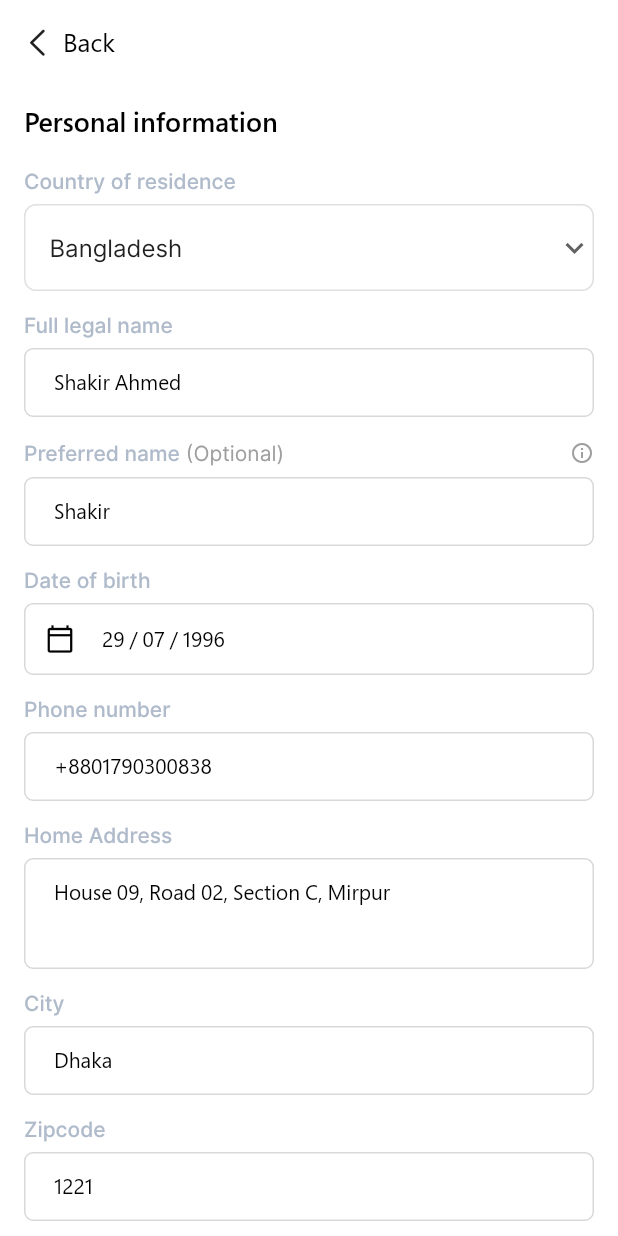
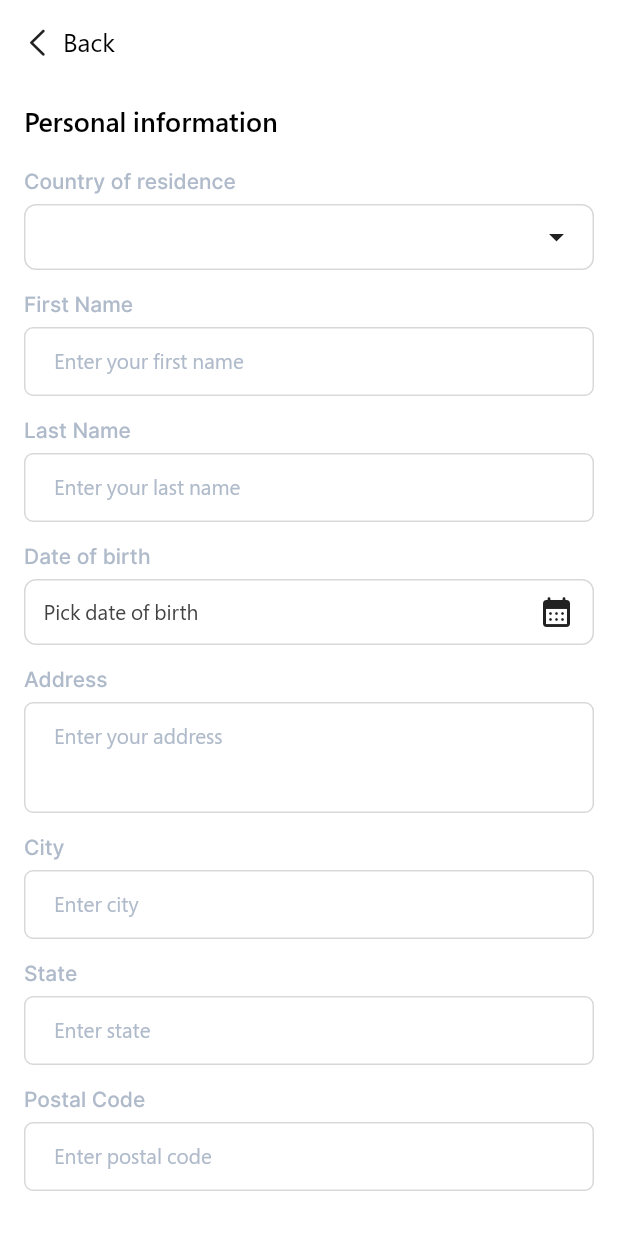
Before and after one commit to amitbiswas1992/onchain-amex, a Flutter app: the PersonalDetailsScreen screen opened directly with empty values, after a tap on "Personal Information", on a phone screen of 412 x 824 dp. Run offline on Flutter 3.47's test engine with Material 3 defaults, Android fonts, the phone set to English and light mode, and no system bars; our stand-ins replace connectivity_plus, country_code_picker, country_picker, dio, file_picker, flutter_riverpod and 7 more; missing offline and left inert: clipboard, mobile_scanner, phone_numbers_parser, reown_appkit; accounts and stored records are empty; project files that could hold a hidden picture were left out.

Commit message:
feat: update profile information api and functionality completed

```diff
--- /dev/null
+++ b/lib/core/widgets/app_picker_button.dart
@@ -0,0 +1,61 @@
+import 'package:flutter/material.dart';
+
+import '../resources/app_colors.dart';
+import '../resources/app_values.dart';
+import '../utils/sizebox_util.dart';
+import 'texts/text_styles.dart';
+
+class AppPickerButton extends StatelessWidget {
+  final double? borderRadius;
+  final Color? backgroundColor;
+  final Function() onTap;
+  final String? value;
+  final String? hint;
+  final Widget? icon;
+  final EdgeInsets? padding;
+  final double? height;
+  final BoxDecoration? decoration;
+
+  const AppPickerButton({
+    super.key,
+    required this.onTap,
+    this.borderRadius,
+    this.backgroundColor,
+    this.value,
+    this.hint,
+    this.icon, this.padding, this.height, this.decoration,
+  });
+
+  @override
+  Widget build(BuildContext context) {
+    return InkWell(
+      onTap: onTap,
+      child: Container(
+        // height: height ?? AppValues.defaultInputBoxHeight,
+        decoration: decoration ?? BoxDecoration(
+          // color: backgroundColor ?? Colors.white,
+          color: Theme.of(context).colorScheme.surface,
+          borderRadius: BorderRadius.circular(borderRadius ?? 8),
+          border: Border.all(color: AppColors.borderColor),
+        ),
+        padding: padding ?? const EdgeInsets.symmetric(
+          horizontal: 12,
+          vertical: 9,
+        ),
+        alignment: Alignment.centerLeft,
+        child: Row(
+          children: [
+            Expanded(
+              child: Text(
+                value ?? hint ?? 'Pick',
+                style: s14W400(context),
+              ),
+            ),
+            const HorizontalSpace(8),
+            icon ?? const SizedBox(),
+          ],
+        ),
+      ),
+    );
+  }
+}
--- a/lib/infrastructure/navigation/app_nav.dart
+++ b/lib/infrastructure/navigation/app_nav.dart
@@ -111,7 +111,7 @@ class AppNav {
     GoRoute(
       path: RtNm.personalInformationScreen,
       pageBuilder: (context, state) => fadeTransitionPageBuilder(
-        const PersonalInformationScreen(),
+        PersonalInformationScreen(profile: state.extra as Profile),
         state,
       ),
     ),
--- a/lib/modules/more/business/repository/profile_repo_interface.dart
+++ b/lib/modules/more/business/repository/profile_repo_interface.dart
@@ -3,4 +3,5 @@ import '../../data/models/profile.dart';
 
 abstract interface class ProfileRepoInterface {
   Future<Result<Profile?>> getProfile();
+  Future<Result> updateProfile({required Map<String, dynamic> payload});
 }
--- /dev/null
+++ b/lib/modules/more/presentation/controllers/profile_controller.dart
@@ -0,0 +1,79 @@
+import 'package:country_picker/country_picker.dart';
+import 'package:flutter/widgets.dart';
+import 'package:flutter_riverpod/flutter_riverpod.dart';
+
+import '../../../../core/widgets/dialogs.dart';
+import '../../../../infrastructure/navigation/app_nav.dart';
+import '../../../../infrastructure/network/result.dart';
+import '../../business/repository/profile_repo_interface.dart';
+import '../../data/models/profile.dart';
+import '../providers/more_providers.dart';
+
+class ProfileController {
+  final BuildContext context;
+  final WidgetRef ref;
+  final ProfileRepoInterface profileRepo;
+
+  const ProfileController({
+    required this.context,
+    required this.ref,
+    required this.profileRepo,
+  });
+
+  Future<void> updateProfile({
+    required Profile profile,
+    required String userName,
+    required String firstName,
+    required String lastName,
+    required String phoneNumber,
+    required DateTime? dateOfBirth,
+    required String address,
+    required String city,
+    required String state,
+    required String postalCode,
+    required Country? country,
+}) async {
+
+    if (profile.country == null && country == null) {
+      showErrorDialog(context: context, message: 'Please select a country');
+      return;
+    }
+
+    if (profile.dateOfBirth == null && dateOfBirth == null) {
+      showErrorDialog(context: context, message: 'Please select a date of birth');
+      return;
+    }
+
+    final payload = {
+      "username": profile.username,
+      "firstName": firstName,
+      "lastName": lastName,
+      "phoneNumber": profile.phoneNumber,
+      "dateOfBirth": dateOfBirth == null ? profile.dateOfBirth : dateOfBirth.toString().split(' ')[0],
+      "address": address,
+      "city": city,
+      "state": state,
+      "postalCode": postalCode,
+      "country": country == null ? profile.country : country.name,
+    };
+
+    showLoadingDialog(context: context, message: 'Updating your profile...');
+    final result = await profileRepo.updateProfile(payload: payload);
+    hideDialog();
+
+    switch (result) {
+      case Ok():
+        ref.invalidate(profileProvider);
+        showSuccessDialog(
+          context: context,
+          message: result.message,
+          dismissible: false,
+          onDone: () {
+            AppNav.goRouter.pop();
+          },
+        );
+      case Error():
+        showErrorDialog(context: context, message: result.toString());
+    }
+  }
+}
--- a/lib/modules/more/presentation/providers/more_providers.dart
+++ b/lib/modules/more/presentation/providers/more_providers.dart
@@ -1,3 +1,4 @@
+import 'package:country_picker/country_picker.dart';
 import 'package:flutter_riverpod/flutter_riverpod.dart';
 
 import '../../../../infrastructure/di/global_providers.dart';
@@ -7,3 +8,7 @@ final profileRepo = Provider.autoDispose((ref) => ProfileRepo(dioService: ref.re
 final profileProvider = FutureProvider.autoDispose((ref) async {
   return await ref.read(profileRepo).getProfile();
 });
+
+final selectedCountryProvider = StateProvider.autoDispose<Country?>((ref) => null);
+
+final pickedDateProvider = StateProvider.autoDispose<DateTime?>((ref) => null);
--- a/lib/modules/more/presentation/screens/personal_details_screen.dart
+++ b/lib/modules/more/presentation/screens/personal_details_screen.dart
@@ -28,7 +28,7 @@ class PersonalDetailsScreen extends ConsumerWidget {
                   title: 'Personal Information',
                   subtitle: 'Manage your personal information',
                   onTap: () {
-                    AppNav.goRouter.push(RtNm.personalInformationScreen);
+                    AppNav.goRouter.push(RtNm.personalInformationScreen, extra: profile);
                   },
                 ),
                 MenuItem(
--- a/lib/modules/more/presentation/screens/personal_information_screen.dart
+++ b/lib/modules/more/presentation/screens/personal_information_screen.dart
@@ -1,3 +1,4 @@
+import 'package:country_picker/country_picker.dart';
 import 'package:flutter/material.dart';
 import 'package:flutter_riverpod/flutter_riverpod.dart';
 
@@ -5,43 +6,60 @@ import '../../../../core/resources/app_colors.dart';
 import '../../../../core/resources/app_values.dart';
 import '../../../../core/utils/functions.dart';
 import '../../../../core/utils/sizebox_util.dart';
+import '../../../../core/widgets/app_picker_button.dart';
 import '../../../../core/widgets/app_text_form_field.dart';
 import '../../../../core/widgets/appbars/primary_app_bar.dart';
 import '../../../../core/widgets/buttons/app_primary_button.dart';
 import '../../../../core/widgets/texts/text_styles.dart';
+import '../../data/models/profile.dart';
+import '../controllers/profile_controller.dart';
+import '../providers/more_providers.dart';
 
 class PersonalInformationScreen extends ConsumerStatefulWidget {
-  const PersonalInformationScreen({super.key});
+  final Profile profile;
+
+  const PersonalInformationScreen({super.key, required this.profile});
 
   @override
   ConsumerState createState() => _PersonalInformationScreenState();
 }
 
-class _PersonalInformationScreenState
-    extends ConsumerState<PersonalInformationScreen> {
+class _PersonalInformationScreenState extends ConsumerState<PersonalInformationScreen> {
   final _formKey = GlobalKey<FormState>();
-  final _fullNameController = TextEditingController(text: 'Shakir Ahmed');
-  final _preferredNameController = TextEditingController(text: 'Shakir');
-  final _dateOfBirthController = TextEditingController(text: '29 / 07 / 1996');
-  final _phoneController = TextEditingController(text: '+8801790300838');
-  final _addressController =
-      TextEditingController(text: 'House 09, Road 02, Section C, Mirpur');
-  final _cityController = TextEditingController(text: 'Dhaka');
-  final _zipcodeController = TextEditingController(text: '1221');
+  late final ProfileController _profileController;
 
-  String _selectedCountry = 'Bangladesh';
-  String _selectedNationality = 'Bangladesh';
+  final firstNameNode = FocusNode();
+  final lastNameNode = FocusNode();
+  final homeAddressNode = FocusNode();
+  final cityNode = FocusNode();
+  final stateNode = FocusNode();
+  final zipCodeNode = FocusNode();
+
+  String firstName = '';
+  String lastName = '';
+  String homeAddress = '';
+  String city = '';
+  String state = '';
+  String zipCode = '';
 
   @override
   void dispose() {
-    _fullNameController.dispose();
-    _preferredNameController.dispose();
-    _dateOfBirthController.dispose();
-    _phoneController.dispose();
-    _addressController.dispose();
-    _cityController.dispose();
-    _zipcodeController.dispose();
+    firstNameNode.dispose();
+    lastNameNode.dispose();
+    homeAddressNode.dispose();
+    cityNode.dispose();
+    stateNode.dispose();
     super.dispose();
+  }
+
+  @override
+  void initState() {
+    _profileController = ProfileController(
+      context: context,
+      ref: ref,
+      profileRepo: ref.read(profileRepo),
+    );
+    super.initState();
   }
 
   @override
@@ -67,88 +85,106 @@ class _PersonalInformationScreenState
                 // Country of residence
                 const FormFieldLabel(label: 'Country of residence'),
                 const VerticalSpace(AppValues.paddingSmall),
-                FormDropdownField(
-                  value: _selectedCountry,
-                  items: const ['Bangladesh', 'India', 'Pakistan', 'Nepal'],
-                  onChanged: (value) {
-                    setState(() {
-                      _selectedCountry = value!;
-                    });
+                Consumer(builder: (context, ref, _) {
+                  final selected = ref.watch(selectedCountryProvider);
+
+                  return AppPickerButton(
+                    hint: 'Country',
+                    value: selected?.name ?? widget.profile.country,
+                    onTap: () async {
+                      showCountryPicker(
+                        context: context,
+                        onSelect: (c) {
+                          ref.read(selectedCountryProvider.notifier).state = c;
+                        },
+                      );
+                    },
+                    icon: const Icon(Icons.arrow_drop_down_sharp),
+                  );
+                }),
+                const VerticalSpace(AppValues.paddingMedium),
+
+                // Full legal name
+                const FormFieldLabel(label: 'First Name'),
+                const VerticalSpace(AppValues.paddingSmall),
+                AppTextFormField(
+                  focusNode: firstNameNode,
+                  hintText: 'Enter your first name',
+                  initialValue: widget.profile.firstName,
+                  validator: (value) {
+                    if (value?.isEmpty ?? true) {
+                      return 'First name is required';
+                    }
+                    return null;
+                  },
+                  onSave: (val) {
+                    firstName = val ?? '';
+                  },
+                  onFieldSubmitted: (val) {
+                    firstNameNode.unfocus();
+                    lastNameNode.requestFocus();
                   },
                 ),
                 const VerticalSpace(AppValues.paddingMedium),
-
-                // Full legal name
-                const FormFieldLabel(label: 'Full legal name'),
+                const FormFieldLabel(label: 'Last Name'),
                 const VerticalSpace(AppValues.paddingSmall),
                 AppTextFormField(
-                  controller: _fullNameController,
-                  hintText: 'Enter your full legal name',
+                  focusNode: lastNameNode,
+                  hintText: 'Enter your last name',
+                  initialValue: widget.profile.lastName,
                   validator: (value) {
                     if (value?.isEmpty ?? true) {
-                      return 'Full name is required';
+                      return 'Last name is required';
                     }
                     return null;
                   },
-                ),
-                const VerticalSpace(AppValues.paddingMedium),
-
-                // Preferred name
-                const PreferredNameLabel(),
-                const VerticalSpace(AppValues.paddingSmall),
-                AppTextFormField(
-                  controller: _preferredNameController,
-                  hintText: 'Enter preferred name',
+                  onSave: (val) {
+                    lastName = val ?? '';
+                  },
+                  onFieldSubmitted: (val) {
+                    lastNameNode.unfocus();
+                    homeAddressNode.requestFocus();
+                  },
                 ),
                 const VerticalSpace(AppValues.paddingMedium),
 
                 // Date of birth
                 const FormFieldLabel(label: 'Date of birth'),
                 const VerticalSpace(AppValues.paddingSmall),
-                AppTextFormField(
-                  controller: _dateOfBirthController,
-                  hintText: 'DD / MM / YYYY',
-                  prefixIcon: const Icon(
-                    Icons.calendar_today_outlined,
-                    size: 20,
-                  ),
-                  validator: (value) {
-                    if (value?.isEmpty ?? true) {
-                      return 'Date of birth is required';
-                    }
-                    return null;
-                  },
-                ),
-                const VerticalSpace(AppValues.paddingMedium),
+                Consumer(builder: (context, ref, _) {
+                  final pickedDate = ref.watch(pickedDateProvider);
 
-                // Phone number
-                const FormFieldLabel(label: 'Phone number'),
-                const VerticalSpace(AppValues.paddingSmall),
-                AppTextFormField(
-                  controller: _phoneController,
-                  hintText: 'Enter phone number',
-                  keyboardType: TextInputType.phone,
-                  validator: (value) {
-                    if (value?.isEmpty ?? true) {
-                      return 'Phone number is required';
-                    }
-                    return null;
-                  },
-                ),
+                  return AppPickerButton(
+                    icon: const Icon(Icons.calendar_month_rounded),
+                    hint: 'Pick date of birth',
+                    value: pickedDate == null ? null : pickedDate.toString().split(' ')[0],
+                    onTap: () {
+                      _selectDate(context);
+                    },
+                  );
+                }),
                 const VerticalSpace(AppValues.paddingMedium),
 
                 // Home Address
-                const FormFieldLabel(label: 'Home Address'),
+                const FormFieldLabel(label: 'Address'),
                 const VerticalSpace(AppValues.paddingSmall),
                 AppTextFormField(
-                  controller: _addressController,
-                  hintText: 'Enter your home address',
+                  focusNode: homeAddressNode,
+                  hintText: 'Enter your address',
+                  initialValue: widget.profile.address,
                   maxLines: 3,
                   validator: (value) {
                     if (value?.isEmpty ?? true) {
                       return 'Address is required';
                     }
                     return null;
+                  },
+                  onSave: (val) {
+                    homeAddress = val ?? '';
+                  },
+                  onFieldSubmitted: (val) {
+                    homeAddressNode.unfocus();
+                    cityNode.requestFocus();
                   },
                 ),
                 const VerticalSpace(AppValues.paddingMedium),
@@ -157,48 +193,67 @@ class _PersonalInformationScreenState
                 const FormFieldLabel(label: 'City'),
                 const VerticalSpace(AppValues.paddingSmall),
                 AppTextFormField(
-                  controller: _cityController,
+                  focusNode: cityNode,
                   hintText: 'Enter city',
+                  initialValue: widget.profile.city,
                   validator: (value) {
                     if (value?.isEmpty ?? true) {
                       return 'City is required';
                     }
                     return null;
                   },
+                  onSave: (val) {
+                    city = val ?? '';
+                  },
+                  onFieldSubmitted: (val) {
+                    cityNode.unfocus();
+                    stateNode.requestFocus();
+                  },
+                ),
+                const VerticalSpace(AppValues.paddingMedium),
+
+                // City
+                const FormFieldLabel(label: 'State'),
+                const VerticalSpace(AppValues.paddingSmall),
+                AppTextFormField(
+                  focusNode: stateNode,
+                  hintText: 'Enter state',
+                  initialValue: widget.profile.state,
+                  validator: (value) {
+                    if (value?.isEmpty ?? true) {
+                      return 'State is required';
+                    }
+                    return null;
+                  },
+                  onSave: (val) {
+                    state = val ?? '';
+                  },
+                  onFieldSubmitted: (val) {
+                    stateNode.unfocus();
+                    zipCodeNode.requestFocus();
+                  },
                 ),
                 const VerticalSpace(AppValues.paddingMedium),
 
                 // Zipcode
-                const FormFieldLabel(label: 'Zipcode'),
+                const FormFieldLabel(label: 'Postal Code'),
                 const VerticalSpace(AppValues.paddingSmall),
                 AppTextFormField(
-                  controller: _zipcodeController,
-                  hintText: 'Enter zipcode',
+                  focusNode: zipCodeNode,
+                  hintText: 'Enter postal code',
                   keyboardType: TextInputType.number,
+                  initialValue: widget.profile.postalCode,
                   validator: (value) {
                     if (value?.isEmpty ?? true) {
-                      return 'Zipcode is required';
+                      return 'Postal code is required';
                     }
                     return null;
                   },
-                ),
-                const VerticalSpace(AppValues.paddingMedium),
-
-                // Nationality
-                const FormFieldLabel(label: 'Nationality'),
-                const VerticalSpace(AppValues.paddingSmall),
-                FormDropdownField(
-                  value: _selectedNationality,
-                  items: const [
-                    'Bangladesh',
-                    'Indian',
-                    'Pakistani',
-                    'Nepalese',
-                  ],
-                  onChanged: (value) {
-                    setState(() {
-                      _selectedNationality = value!;
-                    });
+                  onSave: (val) {
+                    zipCode = val ?? '';
+                  },
+                  onFieldSubmitted: (val) {
+                    zipCodeNode.unfocus();
                   },
                 ),
 
@@ -211,7 +266,27 @@ class _PersonalInformationScreenState
                   ),
                 ),
                 const VerticalSpace(AppValues.paddingSmall),
-                const AppPrimaryButton(title: 'Confirm'),
+                AppPrimaryButton(
+                  title: 'Confirm',
+                  onTap: () {
+                    if (_formKey.currentState?.validate() ?? false) {
+                      _formKey.currentState?.save();
+                      _profileController.updateProfile(
+                        profile: widget.profile,
+                        userName: widget.profile.username ?? '',
+                        firstName: firstName,
+                        lastName: lastName,
+                        phoneNumber: widget.profile.phoneNumber ?? '',
+                        dateOfBirth: ref.read(pickedDateProvider),
+                        address: homeAddress,
+                        city: city,
+                        state: state,
+                        postalCode: zipCode,
+                        country: ref.read(selectedCountryProvider),
+                      );
+                    }
+                  },
+                ),
               ],
             ),
           ),
@@ -228,10 +303,7 @@ class _PersonalInformationScreenState
       lastDate: DateTime.now(),
     );
     if (picked != null) {
-      setState(() {
-        _dateOfBirthController.text =
-            '${picked.day.toString().padLeft(2, '0')} / ${picked.month.toString().padLeft(2, '0')} / ${picked.year}';
-      });
+      ref.read(pickedDateProvider.notifier).state = picked;
     }
   }
 }
```
Also changed, not shown: lib/modules/more/data/repositories/profile_repo.dart (+15 -0 lines).
